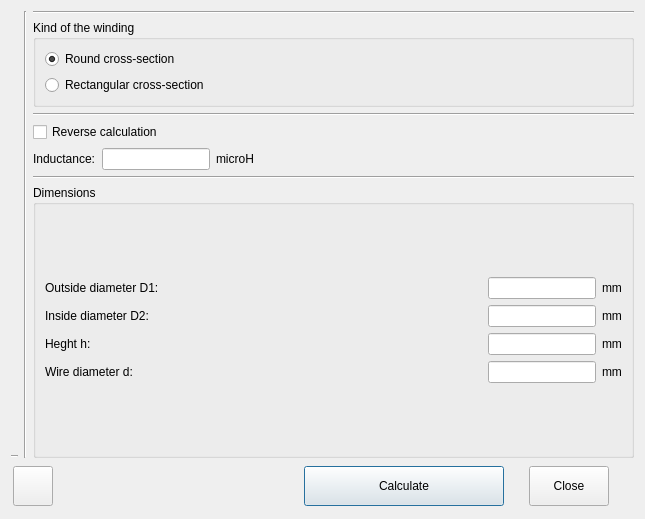
First picture: the form in aircoretoroid.ui, repository radioacoustick/Coil64, before the edit.
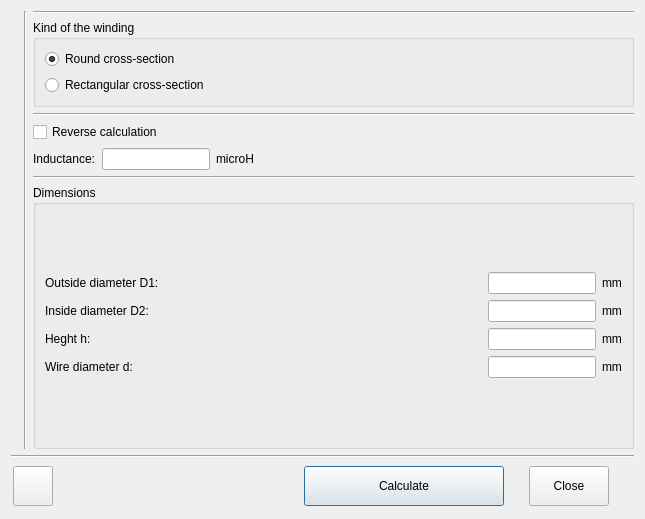
Second picture: the form after the edit. Icons and pictures are not drawn.

Diff of the .ui file:
```diff
--- a/aircoretoroid.ui
+++ b/aircoretoroid.ui
@@ -50,19 +50,6 @@
          </property>
         </widget>
        </item>
-       <item>
-        <widget class="Line" name="line_5">
-         <property name="sizePolicy">
-          <sizepolicy hsizetype="Minimum" vsizetype="Fixed">
-           <horstretch>0</horstretch>
-           <verstretch>0</verstretch>
-          </sizepolicy>
-         </property>
-         <property name="orientation">
-          <enum>Qt::Horizontal</enum>
-         </property>
-        </widget>
-       </item>
       </layout>
      </item>
      <item>
@@ -324,6 +311,13 @@
      </item>
     </layout>
    </item>
+   <item>
+    <widget class="Line" name="line_5">
+     <property name="orientation">
+      <enum>Qt::Horizontal</enum>
+     </property>
+    </widget>
+   </item>
    <item>
     <layout class="QHBoxLayout" name="horizontalLayout_2">
      <property name="spacing">
```
